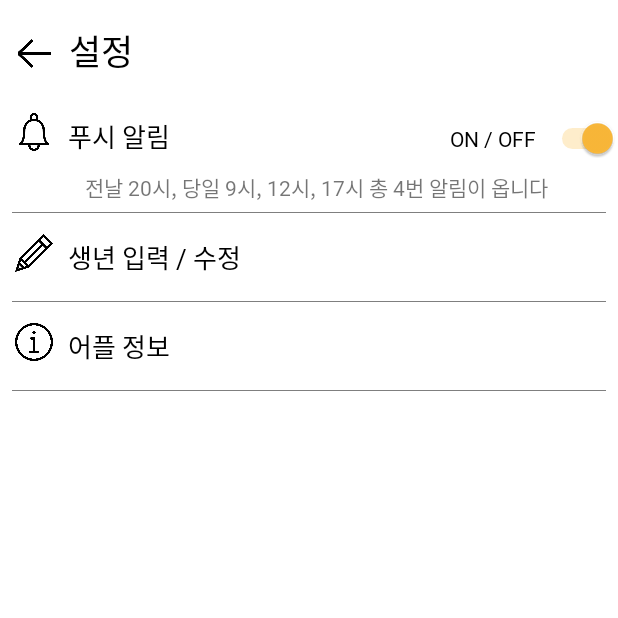
After one commit to FractalOSS2020/Mask-day, an Android app: the SettingActivity screen opened directly, with no data from a screen before it, on a phone screen of 412 x 824 dp, the top half of it. The commit adds this screen. Run offline under Robolectric (Android 15) with nearby library versions, the phone set to English and light mode, and no system bars.

Commit message:
layout 기본 구현

```diff
--- a/android/app/build.gradle
+++ b/android/app/build.gradle
@@ -31,4 +31,5 @@ dependencies {
     testImplementation 'junit:junit:4.12'
     androidTestImplementation 'androidx.test.ext:junit:1.1.1'
     androidTestImplementation 'androidx.test.espresso:espresso-core:3.2.0'
+    implementation 'androidx.recyclerview:recyclerview:1.1.0'
 }
--- a/android/app/src/main/AndroidManifest.xml
+++ b/android/app/src/main/AndroidManifest.xml
@@ -4,11 +4,12 @@
 
     <application
         android:allowBackup="true"
-        android:icon="@mipmap/ic_launcher"
+        android:icon="@drawable/applogo"
         android:label="@string/app_name"
-        android:roundIcon="@mipmap/ic_launcher_round"
+        android:roundIcon="@drawable/applogo"
         android:supportsRtl="true"
         android:theme="@style/AppTheme">
+        <activity android:name=".SettingActivity" />
         <activity android:name=".MainActivity">
             <intent-filter>
                 <action android:name="android.intent.action.MAIN" />
--- a/android/app/src/main/res/layout/activity_main.xml
+++ b/android/app/src/main/res/layout/activity_main.xml
@@ -7,6 +7,7 @@
     tools:context=".MainActivity">
 
     <TextView
+        android:id="@+id/hello"
         android:layout_width="wrap_content"
         android:layout_height="wrap_content"
         android:text="Hello World!"
--- /dev/null
+++ b/android/app/src/main/res/layout/activity_setting.xml
@@ -0,0 +1,191 @@
+<?xml version="1.0" encoding="utf-8"?>
+<androidx.constraintlayout.widget.ConstraintLayout xmlns:android="http://schemas.android.com/apk/res/android"
+    xmlns:app="http://schemas.android.com/apk/res-auto"
+    xmlns:tools="http://schemas.android.com/tools"
+    android:layout_width="match_parent"
+    android:layout_height="match_parent"
+    android:background="@color/white"
+    tools:context=".SettingActivity">
+
+
+    <androidx.appcompat.widget.Toolbar
+        android:id="@+id/toolbar"
+        android:layout_width="match_parent"
+        android:layout_height="wrap_content"
+        android:background="@color/white"
+        android:layout_marginTop="8dp"
+        android:layout_marginLeft="10dp"
+        android:minHeight="?attr/actionBarSize"
+        android:theme="?attr/actionBarTheme"
+        app:layout_constraintEnd_toEndOf="parent"
+        app:layout_constraintStart_toStartOf="parent"
+        app:layout_constraintTop_toTopOf="parent" />
+
+    <ImageView
+        android:id="@+id/back_button"
+        android:layout_width="30dp"
+        android:layout_height="30dp"
+        android:layout_marginStart="8dp"
+        android:layout_marginLeft="8dp"
+        android:tint="@color/black"
+        android:background="?attr/selectableItemBackground"
+        app:layout_constraintBottom_toBottomOf="@+id/toolbar"
+        app:layout_constraintStart_toStartOf="parent"
+        app:layout_constraintTop_toTopOf="parent"
+        app:layout_constraintVertical_bias="0.615"
+        app:srcCompat="@drawable/back" />
+
+    <TextView
+        android:id="@+id/settingText"
+        android:layout_width="wrap_content"
+        android:layout_height="wrap_content"
+        android:layout_marginStart="8dp"
+        android:layout_marginLeft="8dp"
+        android:text="설정"
+        android:textColor="@color/black"
+        android:textSize="23sp"
+        android:fontFamily="@font/nanumgothicbold"
+        app:layout_constraintBottom_toBottomOf="@+id/toolbar"
+        app:layout_constraintEnd_toEndOf="@+id/toolbar"
+        app:layout_constraintHorizontal_bias="0.0"
+        app:layout_constraintStart_toEndOf="@+id/back_button"
+        app:layout_constraintTop_toTopOf="parent"
+        app:layout_constraintVertical_bias="0.551" />
+
+    <LinearLayout
+        android:layout_width="0dp"
+        android:layout_height="0dp"
+        android:orientation="vertical"
+        app:layout_constraintBottom_toBottomOf="parent"
+        app:layout_constraintEnd_toEndOf="parent"
+        app:layout_constraintStart_toStartOf="parent"
+        app:layout_constraintTop_toBottomOf="@+id/toolbar">
+
+
+        <LinearLayout
+            android:id="@+id/push_alarm"
+            android:layout_width="match_parent"
+            android:layout_height="wrap_content"
+            android:layout_marginTop="3dp"
+            android:orientation="horizontal">
+
+            <ImageView
+                android:layout_width="25dp"
+                android:layout_height="25dp"
+                android:layout_marginTop="8dp"
+                android:layout_marginLeft="10dp"
+                app:srcCompat="@drawable/bell" />
+
+            <TextView
+                android:id="@+id/textView2"
+                android:layout_width="wrap_content"
+                android:layout_height="wrap_content"
+                android:layout_weight="1"
+                android:textSize="17sp"
+                android:padding="10dp"
+                android:fontFamily="@font/nanumgothic"
+                android:textColor="@color/black"
+                android:text="푸시 알림" />
+
+            <Switch
+                android:id="@+id/switch1"
+                android:layout_width="wrap_content"
+                android:layout_height="wrap_content"
+                android:fontFamily="@font/nanumgothic"
+                android:checked="true"
+                android:text="ON / OFF  " />
+
+        </LinearLayout>
+
+        <TextView
+            android:layout_width="match_parent"
+            android:layout_height="wrap_content"
+            android:gravity="center"
+            android:fontFamily="@font/nanumgothiclight"
+            android:textSize="14sp"
+            android:layout_marginLeft="10dp"
+            android:text="전날 20시, 당일 9시, 12시, 17시 총 4번 알림이 옵니다"  />
+
+        <View
+            android:id="@+id/divider"
+            android:layout_width="match_parent"
+            android:layout_height="0.5dp"
+            android:layout_marginLeft="8dp"
+            android:layout_marginTop="6dp"
+            android:layout_marginRight="8dp"
+            android:layout_marginBottom="6dp"
+            android:alpha="0.5"
+            android:background="@color/black" />
+
+        <LinearLayout
+            android:id="@+id/input_year"
+            android:layout_width="match_parent"
+            android:layout_height="wrap_content"
+            android:background="?attr/selectableItemBackground"
+            android:orientation="horizontal">
+
+            <ImageView
+                android:layout_width="25dp"
+                android:layout_height="25dp"
+                android:layout_marginTop="8dp"
+                android:layout_marginLeft="10dp"
+                app:srcCompat="@drawable/pencil" />
+
+            <TextView
+                android:layout_width="match_parent"
+                android:layout_height="wrap_content"
+                android:padding="10dp"
+                android:fontFamily="@font/nanumgothic"
+                android:text="생년 입력 / 수정"
+                android:textColor="@color/black"
+                android:textSize="17sp" />
+        </LinearLayout>
+
+        <View
+            android:id="@+id/divider2"
+            android:layout_width="match_parent"
+            android:layout_height="0.5dp"
+            android:layout_marginLeft="8dp"
+            android:layout_marginRight="8dp"
+            android:layout_marginTop="6dp"
+            android:layout_marginBottom="6dp"
+            android:alpha="0.5"
+            android:background="@color/black"/>
+
+        <LinearLayout
+            android:id="@+id/app_info"
+            android:layout_width="match_parent"
+            android:layout_height="wrap_content"
+            android:background="?attr/selectableItemBackground"
+            android:orientation="horizontal">
+
+            <ImageView
+                android:layout_width="25dp"
+                android:layout_height="25dp"
+                android:layout_marginTop="8dp"
+                android:layout_marginLeft="10dp"
+                app:srcCompat="@drawable/info" />
+
+            <TextView
+                android:layout_width="match_parent"
+                android:layout_height="wrap_content"
+                android:padding="10dp"
+                android:text="어플 정보"
+                android:fontFamily="@font/nanumgothic"
+                android:textColor="@color/black"
+                android:textSize="17sp" />
+
+        </LinearLayout>
+
+        <View
+            android:id="@+id/divider3"
+            android:layout_width="match_parent"
+            android:layout_height="0.5dp"
+            android:layout_marginLeft="8dp"
+            android:layout_marginRight="8dp"
+            android:layout_marginTop="6dp"
+            android:layout_marginBottom="6dp"
+            android:alpha="0.5"
+            android:background="@color/black"/>
+    </LinearLayout>
+</androidx.constraintlayout.widget.ConstraintLayout>
--- a/android/app/src/main/res/values/colors.xml
+++ b/android/app/src/main/res/values/colors.xml
@@ -1,6 +1,9 @@
 <?xml version="1.0" encoding="utf-8"?>
 <resources>
-    <color name="colorPrimary">#6200EE</color>
-    <color name="colorPrimaryDark">#3700B3</color>
-    <color name="colorAccent">#03DAC5</color>
+    <color name="colorPrimary">#9DE52B</color>
+    <color name="colorPrimaryDark">#628E15</color>
+    <color name="colorAccent">#FCB939</color>
+    <color name="white">#FFFFFF</color>
+    <color name="black">#000000</color>
+    <color name="transparent">#1A000000</color>
 </resources>
--- a/android/app/src/main/res/values/styles.xml
+++ b/android/app/src/main/res/values/styles.xml
@@ -6,6 +6,9 @@
         <item name="colorPrimary">@color/colorPrimary</item>
         <item name="colorPrimaryDark">@color/colorPrimaryDark</item>
         <item name="colorAccent">@color/colorAccent</item>
+
+        <item name="windowActionBar">false</item>
+        <item name="windowNoTitle">true</item>
     </style>
 
 </resources>
```
Also changed, not shown: android/app/src/main/java/com/example/maskday/MainActivity.java (+12 -0 lines), android/app/src/main/java/com/example/maskday/SettingActivity.java (added, +114 -0 lines), android/app/src/main/res/layout/dialog_birthyear.xml (added, +69 -0 lines), android/app/src/main/res/layout/item_setting.xml (added, +12 -0 lines), android/app/src/main/res/drawable-v24/back.png (added), android/app/src/main/res/drawable-v24/bell.png (added), android/app/src/main/res/drawable-v24/info.png (added), android/app/src/main/res/drawable-v24/pencil.png (added), android/app/src/main/res/drawable-v24/splash.png (added), 4 other files.
